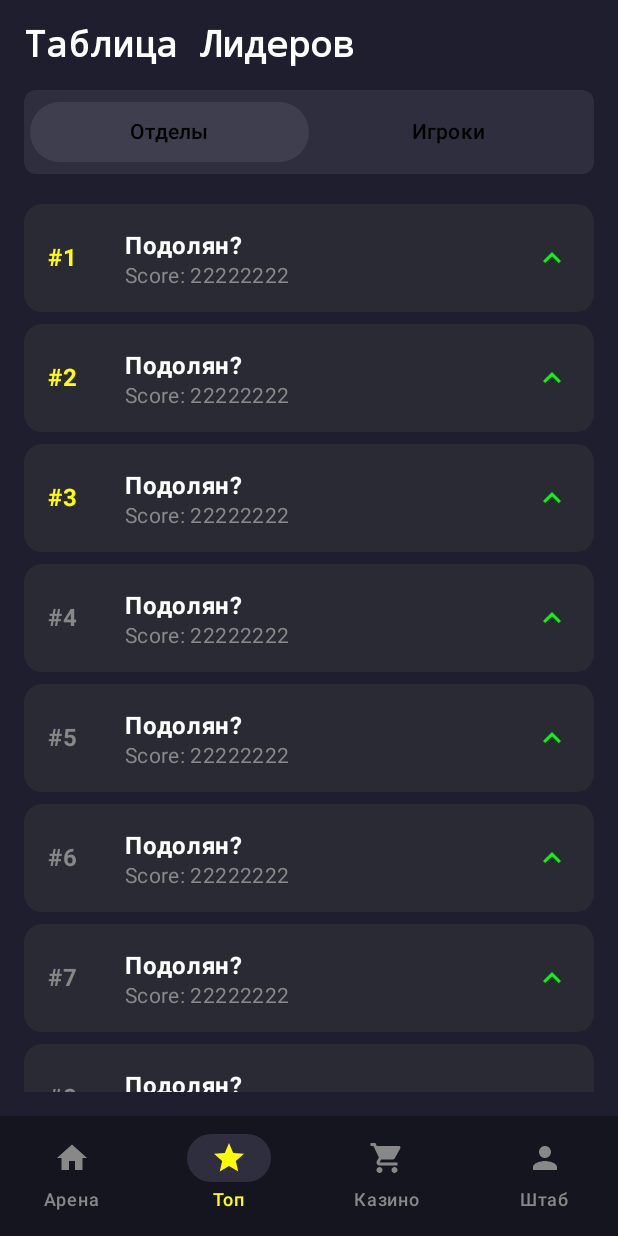
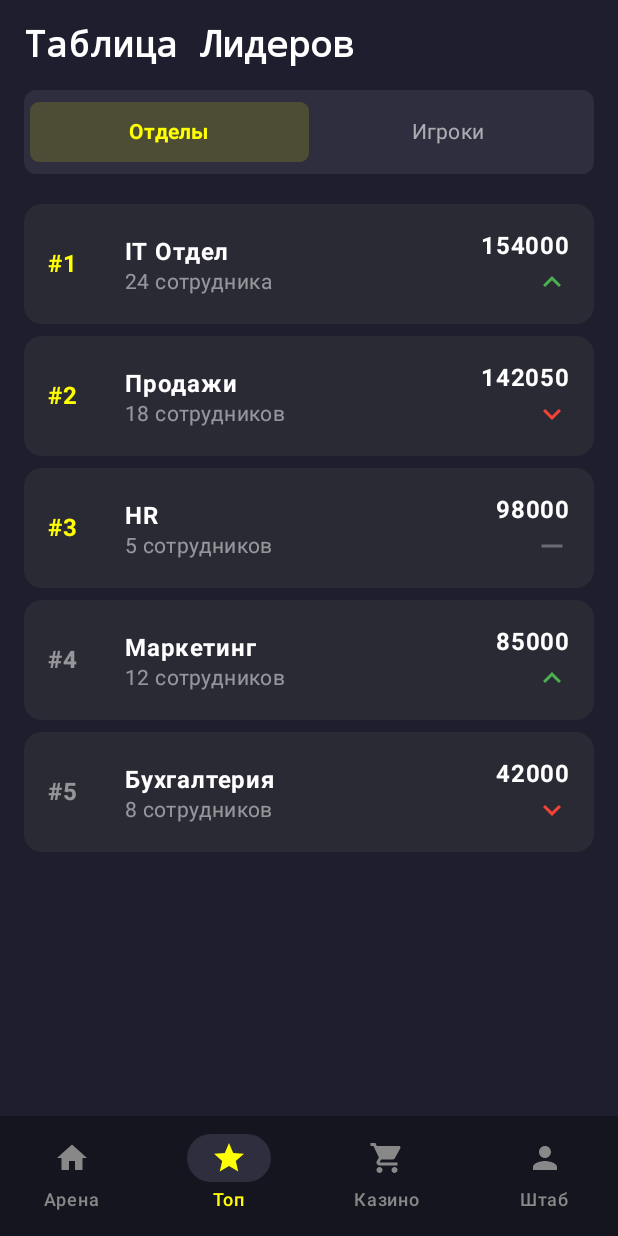
Before and after one commit to lapcevichme/WinterHackathon, an Android app built with Jetpack Compose: the screen it shows after launch (MainActivity), item 2 of the bottom bar chosen, on a phone screen of 412 x 824 dp. Run offline under Robolectric (Android 15) with nearby library versions, the light colour scheme and no system bars; our stand-ins replace Dagger/Hilt's generated code; libraries missing offline, so code that uses them is left out: androidx.hilt.lifecycle.

Commit message:
feat(mobile): Implement leaderboard screen

```diff
--- /dev/null
+++ b/mobile/app/src/main/java/com/lapcevichme/winterhackathon/data/repository/mock/MockLeaderboardRepositoryImpl.kt
@@ -0,0 +1,34 @@
+package com.lapcevichme.winterhackathon.data.repository.mock
+
+import com.lapcevichme.winterhackathon.domain.model.leaderboard.LeaderboardEntry
+import com.lapcevichme.winterhackathon.domain.model.leaderboard.LeaderboardType
+import com.lapcevichme.winterhackathon.domain.model.leaderboard.Trend
+import com.lapcevichme.winterhackathon.domain.repository.LeaderboardRepository
+import kotlinx.coroutines.delay
+import javax.inject.Inject
+
+class MockLeaderboardRepositoryImpl @Inject constructor() : LeaderboardRepository {
+
+    override suspend fun getLeaderboard(type: LeaderboardType): List<LeaderboardEntry> {
+        delay(800)
+
+        return when (type) {
+            LeaderboardType.DEPARTMENTS -> listOf(
+                LeaderboardEntry("1", 1, "IT Отдел", 154000, "24 сотрудника", Trend.UP),
+                LeaderboardEntry("2", 2, "Продажи", 142050, "18 сотрудников", Trend.DOWN),
+                LeaderboardEntry("3", 3, "HR", 98000, "5 сотрудников", Trend.STABLE),
+                LeaderboardEntry("4", 4, "Маркетинг", 85000, "12 сотрудников", Trend.UP),
+                LeaderboardEntry("5", 5, "Бухгалтерия", 42000, "8 сотрудников", Trend.DOWN),
+            )
+            LeaderboardType.PLAYERS -> listOf(
+                LeaderboardEntry("p1", 1, "Егор Винник", 24500, "IT Отдел", Trend.UP),
+                LeaderboardEntry("p2", 2, "Алексей Смирнов", 21000, "Продажи", Trend.STABLE),
+                LeaderboardEntry("p3", 3, "Мария Иванова", 19500, "HR", Trend.UP),
+                LeaderboardEntry("p4", 4, "Дмитрий Козлов", 18200, "IT Отдел", Trend.DOWN),
+                LeaderboardEntry("p5", 5, "Анна Петрова", 15000, "Маркетинг", Trend.STABLE),
+                LeaderboardEntry("p6", 6, "Сергей Волков", 12000, "Продажи", Trend.DOWN),
+                LeaderboardEntry("p7", 7, "Елена Соколова", 11500, "Бухгалтерия", Trend.UP),
+            )
+        }
+    }
+}
--- a/mobile/app/src/main/java/com/lapcevichme/winterhackathon/di/AppModule.kt
+++ b/mobile/app/src/main/java/com/lapcevichme/winterhackathon/di/AppModule.kt
@@ -1,7 +1,9 @@
 package com.lapcevichme.winterhackathon.di
 
 import com.lapcevichme.winterhackathon.data.repository.mock.MockCasinoRepositoryImpl
+import com.lapcevichme.winterhackathon.data.repository.mock.MockLeaderboardRepositoryImpl
 import com.lapcevichme.winterhackathon.domain.repository.CasinoRepository
+import com.lapcevichme.winterhackathon.domain.repository.LeaderboardRepository
 import dagger.Module
 import dagger.Provides
 import dagger.hilt.InstallIn
@@ -16,4 +18,10 @@ object AppModule {
     fun provideCasinoRepository(): CasinoRepository {
         return MockCasinoRepositoryImpl()
     }
+
+    @Provides
+    @Singleton
+    fun provideLeaderboardRepository(): LeaderboardRepository {
+        return MockLeaderboardRepositoryImpl()
+    }
 }
--- /dev/null
+++ b/mobile/app/src/main/java/com/lapcevichme/winterhackathon/domain/model/leaderboard/LeaderboardEntry.kt
@@ -0,0 +1,11 @@
+package com.lapcevichme.winterhackathon.domain.model.leaderboard
+
+data class LeaderboardEntry(
+    val id: String,
+    val rank: Int,
+    val name: String,
+    val score: Int,
+    val subLabel: String, // Например, название отдела для игрока
+    val trend: Trend = Trend.STABLE,
+    val avatarUrl: String? = null
+)
--- /dev/null
+++ b/mobile/app/src/main/java/com/lapcevichme/winterhackathon/domain/model/leaderboard/LeaderboardType.kt
@@ -0,0 +1,5 @@
+package com.lapcevichme.winterhackathon.domain.model.leaderboard
+
+enum class LeaderboardType {
+    DEPARTMENTS, PLAYERS
+}
--- /dev/null
+++ b/mobile/app/src/main/java/com/lapcevichme/winterhackathon/domain/model/leaderboard/Trend.kt
@@ -0,0 +1,5 @@
+package com.lapcevichme.winterhackathon.domain.model.leaderboard
+
+enum class Trend {
+    UP, DOWN, STABLE
+}
--- /dev/null
+++ b/mobile/app/src/main/java/com/lapcevichme/winterhackathon/domain/repository/LeaderboardRepository.kt
@@ -0,0 +1,8 @@
+package com.lapcevichme.winterhackathon.domain.repository
+
+import com.lapcevichme.winterhackathon.domain.model.leaderboard.LeaderboardEntry
+import com.lapcevichme.winterhackathon.domain.model.leaderboard.LeaderboardType
+
+interface LeaderboardRepository {
+    suspend fun getLeaderboard(type: LeaderboardType): List<LeaderboardEntry>
+}
--- /dev/null
+++ b/mobile/app/src/main/java/com/lapcevichme/winterhackathon/domain/usecase/GetLeaderboardUseCase.kt
@@ -0,0 +1,14 @@
+package com.lapcevichme.winterhackathon.domain.usecase
+
+import com.lapcevichme.winterhackathon.domain.model.leaderboard.LeaderboardEntry
+import com.lapcevichme.winterhackathon.domain.model.leaderboard.LeaderboardType
+import com.lapcevichme.winterhackathon.domain.repository.LeaderboardRepository
+import javax.inject.Inject
+
+class GetLeaderboardUseCase @Inject constructor(
+    private val repository: LeaderboardRepository
+) {
+    suspend operator fun invoke(type: LeaderboardType): List<LeaderboardEntry> {
+        return repository.getLeaderboard(type)
+    }
+}
--- a/mobile/app/src/main/java/com/lapcevichme/winterhackathon/presentation/leaderboard/LeaderboardScreen.kt
+++ b/mobile/app/src/main/java/com/lapcevichme/winterhackathon/presentation/leaderboard/LeaderboardScreen.kt
@@ -1,6 +1,7 @@
 package com.lapcevichme.winterhackathon.presentation.leaderboard
 
 import androidx.compose.foundation.background
+import androidx.compose.foundation.layout.Box
 import androidx.compose.foundation.layout.Column
 import androidx.compose.foundation.layout.Row
 import androidx.compose.foundation.layout.Spacer
@@ -10,25 +11,40 @@ import androidx.compose.foundation.layout.height
 import androidx.compose.foundation.layout.padding
 import androidx.compose.foundation.layout.width
 import androidx.compose.foundation.lazy.LazyColumn
+import androidx.compose.foundation.lazy.items
 import androidx.compose.foundation.shape.RoundedCornerShape
 import androidx.compose.material.icons.Icons
+import androidx.compose.material.icons.filled.KeyboardArrowDown
 import androidx.compose.material.icons.filled.KeyboardArrowUp
+import androidx.compose.material.icons.filled.Remove
 import androidx.compose.material3.Button
 import androidx.compose.material3.ButtonDefaults
 import androidx.compose.material3.Card
 import androidx.compose.material3.CardDefaults
+import androidx.compose.material3.CircularProgressIndicator
 import androidx.compose.material3.Icon
 import androidx.compose.material3.MaterialTheme
 import androidx.compose.material3.Text
 import androidx.compose.runtime.Composable
+import androidx.compose.runtime.getValue
 import androidx.compose.ui.Alignment
 import androidx.compose.ui.Modifier
 import androidx.compose.ui.graphics.Color
 import androidx.compose.ui.text.font.FontWeight
 import androidx.compose.ui.unit.dp
+import androidx.hilt.lifecycle.viewmodel.compose.hiltViewModel
+import androidx.lifecycle.compose.collectAsStateWithLifecycle
+import com.lapcevichme.winterhackathon.domain.model.leaderboard.LeaderboardEntry
+import com.lapcevichme.winterhackathon.domain.model.leaderboard.LeaderboardType
+import com.lapcevichme.winterhackathon.domain.model.leaderboard.Trend
+
 
 @Composable
-fun LeaderboardScreen() {
+fun LeaderboardScreen(
+    viewModel: LeaderboardViewModel = hiltViewModel()
+) {
+    val uiState by viewModel.uiState.collectAsStateWithLifecycle()
+
     Column(
         modifier = Modifier
             .fillMaxSize()
@@ -42,42 +58,98 @@ fun LeaderboardScreen() {
         )
         Spacer(modifier = Modifier.height(16.dp))
 
-        Row(
-            modifier = Modifier
-                .fillMaxWidth()
-                .background(MaterialTheme.colorScheme.surface, RoundedCornerShape(8.dp))
-                .padding(4.dp)
-        ) {
-            Button(
-                onClick = {},
-                modifier = Modifier.weight(1f),
-                colors = ButtonDefaults.buttonColors(containerColor = Color(0xFF3E3E4E))
-            ) {
-                Text("Отделы")
-            }
-            Button(
-                onClick = {},
-                modifier = Modifier.weight(1f),
-                colors = ButtonDefaults.buttonColors(containerColor = Color.Transparent)
-            ) {
-                Text("Игроки")
-            }
-        }
+        LeaderboardTabs(
+            selectedType = uiState.selectedType,
+            onTypeSelected = viewModel::onTypeChanged
+        )
 
         Spacer(modifier = Modifier.height(16.dp))
 
-        LazyColumn {
-            items(10) { index ->
-                LeaderboardItem(index + 1)
+        Box(modifier = Modifier.fillMaxSize()) {
+            if (uiState.isLoading) {
+                CircularProgressIndicator(
+                    modifier = Modifier.align(Alignment.Center),
+                    color = MaterialTheme.colorScheme.primary
+                )
+            } else if (uiState.error != null) {
+                Text(
+                    text = uiState.error ?: "Ошибка",
+                    color = MaterialTheme.colorScheme.error,
+                    modifier = Modifier.align(Alignment.Center)
+                )
+            } else {
+                LazyColumn {
+                    items(uiState.leaderboard) { entry ->
+                        LeaderboardItem(entry)
+                    }
+                }
             }
         }
     }
 }
 
 @Composable
-fun LeaderboardItem(place: Int) {
+fun LeaderboardTabs(
+    selectedType: LeaderboardType,
+    onTypeSelected: (LeaderboardType) -> Unit
+) {
+    Row(
+        modifier = Modifier
+            .fillMaxWidth()
+            .background(MaterialTheme.colorScheme.surface, RoundedCornerShape(8.dp))
+            .padding(4.dp)
+    ) {
+        TabButton(
+            text = "Отделы",
+            isSelected = selectedType == LeaderboardType.DEPARTMENTS,
+            onClick = { onTypeSelected(LeaderboardType.DEPARTMENTS) },
+            modifier = Modifier.weight(1f)
+        )
+        TabButton(
+            text = "Игроки",
+            isSelected = selectedType == LeaderboardType.PLAYERS,
+            onClick = { onTypeSelected(LeaderboardType.PLAYERS) },
+            modifier = Modifier.weight(1f)
+        )
+    }
+}
+
+@Composable
+fun TabButton(
+    text: String,
+    isSelected: Boolean,
+    onClick: () -> Unit,
+    modifier: Modifier = Modifier
+) {
+    val containerColor = if (isSelected)
+        MaterialTheme.colorScheme.primary.copy(alpha = 0.15f)
+    else
+        Color.Transparent
+
+    val contentColor = if (isSelected)
+        MaterialTheme.colorScheme.primary
+    else
+        MaterialTheme.colorScheme.onSurface.copy(alpha = 0.6f)
+
+    Button(
+        onClick = onClick,
+        modifier = modifier,
+        colors = ButtonDefaults.buttonColors(
+            containerColor = containerColor,
+            contentColor = contentColor
+        ),
+        shape = RoundedCornerShape(6.dp)
+    ) {
+        Text(text, fontWeight = if (isSelected) FontWeight.Bold else FontWeight.Normal)
+    }
+}
+
+@Composable
+fun LeaderboardItem(entry: LeaderboardEntry) {
     Card(
-        colors = CardDefaults.cardColors(containerColor = Color(0xFF2A2A35)),
+        colors = CardDefaults.cardColors(
+            containerColor = MaterialTheme.colorScheme.surfaceVariant
+        ),
         modifier = Modifier
             .fillMaxWidth()
             .padding(vertical = 4.dp)
@@ -87,25 +159,55 @@ fun LeaderboardItem(place: Int) {
             verticalAlignment = Alignment.CenterVertically
         ) {
             Text(
-                text = "#$place",
-                color = if (place <= 3) MaterialTheme.colorScheme.primary else Color.Gray,
+                text = "#${entry.rank}",
+                color = if (entry.rank <= 3)
+                    MaterialTheme.colorScheme.primary
+                else
+                    MaterialTheme.colorScheme.onSurface.copy(alpha = 0.5f),
                 fontWeight = FontWeight.Bold,
                 modifier = Modifier.width(35.dp)
             )
+
             Spacer(modifier = Modifier.width(16.dp))
+
             Column(modifier = Modifier.weight(1f)) {
                 Text(
-                    "Подолян?",
+                    text = entry.name,
                     color = MaterialTheme.colorScheme.onSurface,
                     fontWeight = FontWeight.Bold
                 )
                 Text(
-                    "Score: 22222222",
-                    color = Color.Gray,
+                    text = entry.subLabel,
+                    color = MaterialTheme.colorScheme.onSurface.copy(alpha = 0.5f),
                     style = MaterialTheme.typography.bodyMedium
                 )
             }
-            Icon(Icons.Filled.KeyboardArrowUp, contentDescription = null, tint = Color.Green)
+
+            Column(horizontalAlignment = Alignment.End) {
+                Text(
+                    text = "${entry.score}",
+                    color = MaterialTheme.colorScheme.onSurface,
+                    fontWeight = FontWeight.Bold
+                )
+
+                val icon = when (entry.trend) {
+                    Trend.UP -> Icons.Filled.KeyboardArrowUp
+                    Trend.DOWN -> Icons.Filled.KeyboardArrowDown
+                    Trend.STABLE -> Icons.Filled.Remove
+                }
+
+                val tint = when (entry.trend) {
+                    Trend.UP -> Color(0xFF4CAF50)
+                    Trend.DOWN -> MaterialTheme.colorScheme.error
+                    Trend.STABLE -> MaterialTheme.colorScheme.onSurface.copy(alpha = 0.3f)
+                }
+
+                Icon(
+                    imageVector = icon,
+                    contentDescription = null,
+                    tint = tint
+                )
+            }
         }
     }
 }
--- /dev/null
+++ b/mobile/app/src/main/java/com/lapcevichme/winterhackathon/presentation/leaderboard/LeaderboardUiState.kt
@@ -0,0 +1,11 @@
+package com.lapcevichme.winterhackathon.presentation.leaderboard
+
+import com.lapcevichme.winterhackathon.domain.model.leaderboard.LeaderboardEntry
+import com.lapcevichme.winterhackathon.domain.model.leaderboard.LeaderboardType
+
+data class LeaderboardUiState(
+    val isLoading: Boolean = false,
+    val leaderboard: List<LeaderboardEntry> = emptyList(),
+    val selectedType: LeaderboardType = LeaderboardType.DEPARTMENTS,
+    val error: String? = null
+)
--- /dev/null
+++ b/mobile/app/src/main/java/com/lapcevichme/winterhackathon/presentation/leaderboard/LeaderboardViewModel.kt
@@ -0,0 +1,55 @@
+package com.lapcevichme.winterhackathon.presentation.leaderboard
+
+import androidx.lifecycle.ViewModel
+import androidx.lifecycle.viewModelScope
+import com.lapcevichme.winterhackathon.domain.model.leaderboard.LeaderboardType
+import com.lapcevichme.winterhackathon.domain.usecase.GetLeaderboardUseCase
+import dagger.hilt.android.lifecycle.HiltViewModel
+import kotlinx.coroutines.flow.MutableStateFlow
+import kotlinx.coroutines.flow.StateFlow
+import kotlinx.coroutines.flow.asStateFlow
+import kotlinx.coroutines.flow.update
+import kotlinx.coroutines.launch
+import javax.inject.Inject
+
+@HiltViewModel
+class LeaderboardViewModel @Inject constructor(
+    private val getLeaderboardUseCase: GetLeaderboardUseCase
+) : ViewModel() {
+
+    private val _uiState = MutableStateFlow(LeaderboardUiState())
+    val uiState: StateFlow<LeaderboardUiState> = _uiState.asStateFlow()
+
+    init {
+        loadLeaderboard(LeaderboardType.DEPARTMENTS)
+    }
+
+    fun onTypeChanged(type: LeaderboardType) {
+        if (_uiState.value.selectedType == type) return
+
+        _uiState.update { it.copy(selectedType = type) }
+        loadLeaderboard(type)
+    }
+
+    private fun loadLeaderboard(type: LeaderboardType) {
+        viewModelScope.launch {
+            _uiState.update { it.copy(isLoading = true, error = null) }
+            try {
+                val data = getLeaderboardUseCase(type)
+                _uiState.update {
+                    it.copy(
+                        isLoading = false,
+                        leaderboard = data
+                    )
+                }
+            } catch (e: Exception) {
+                _uiState.update {
+                    it.copy(
+                        isLoading = false,
+                        error = "Не удалось загрузить данные: ${e.message}"
+                    )
+                }
+            }
+        }
+    }
+}
```
